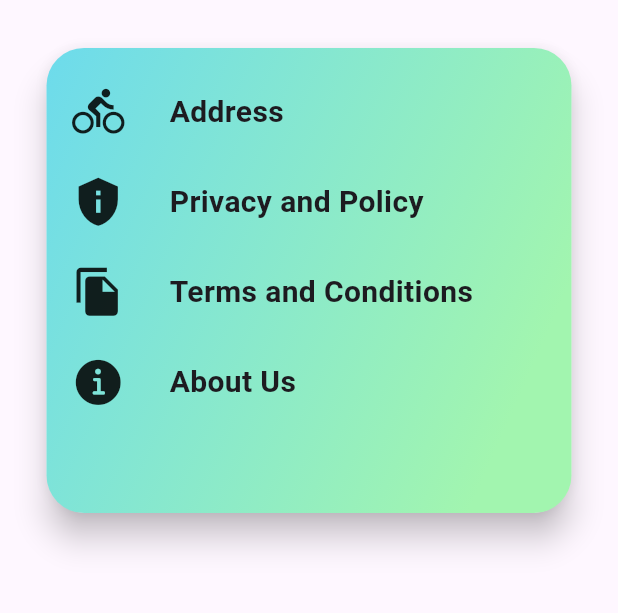
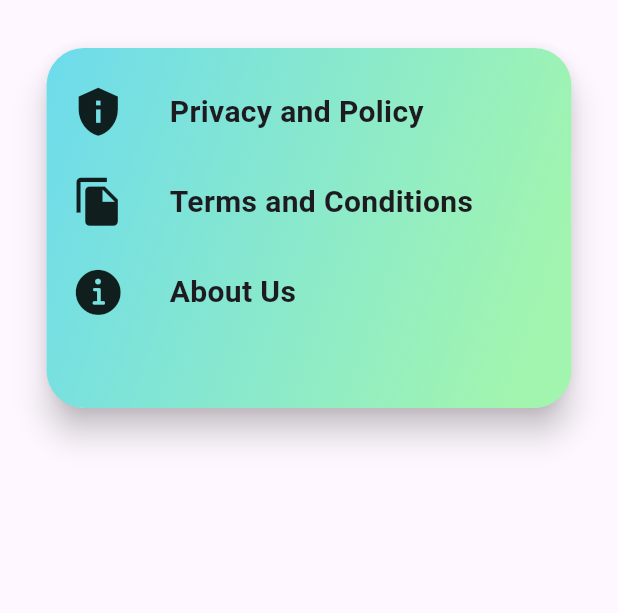
Before and after one commit to Anser47/admin-Gardenia, a Flutter app: the ScreenSettings screen opened directly, on a phone screen of 412 x 824 dp, the part 84-697 px from its top. Run offline on Flutter 3.47's test engine with Material 3 defaults, Android fonts, the phone set to English and light mode, and no system bars; our stand-ins replace bloc, cloud_firestore, firebase_auth, firebase_core, firebase_storage, flutter_bloc and 2 more; accounts and stored records are empty.

```diff
--- a/lib/view/settings/screens/settings.dart
+++ b/lib/view/settings/screens/settings.dart
@@ -49,21 +49,10 @@ class ProfileBody extends StatelessWidget {
                       Radius.circular(25),
                     ),
                   ),
-                  height: 310,
+                  height: 240,
                   width: 350,
                   child: Column(
                     children: [
-                      AccountTile(
-                        icon: Icons.directions_bike,
-                        name: 'Address',
-                        voidCallback: () {
-                          // Navigator.of(context).push(
-                          //   MaterialPageRoute(
-                          //     builder: (context) => ScreenAddress(),
-                          //   ),
-                          // );
-                        },
-                      ),
                       AccountTile(
                         icon: Icons.privacy_tip,
                         name: 'Privacy and Policy',
```
